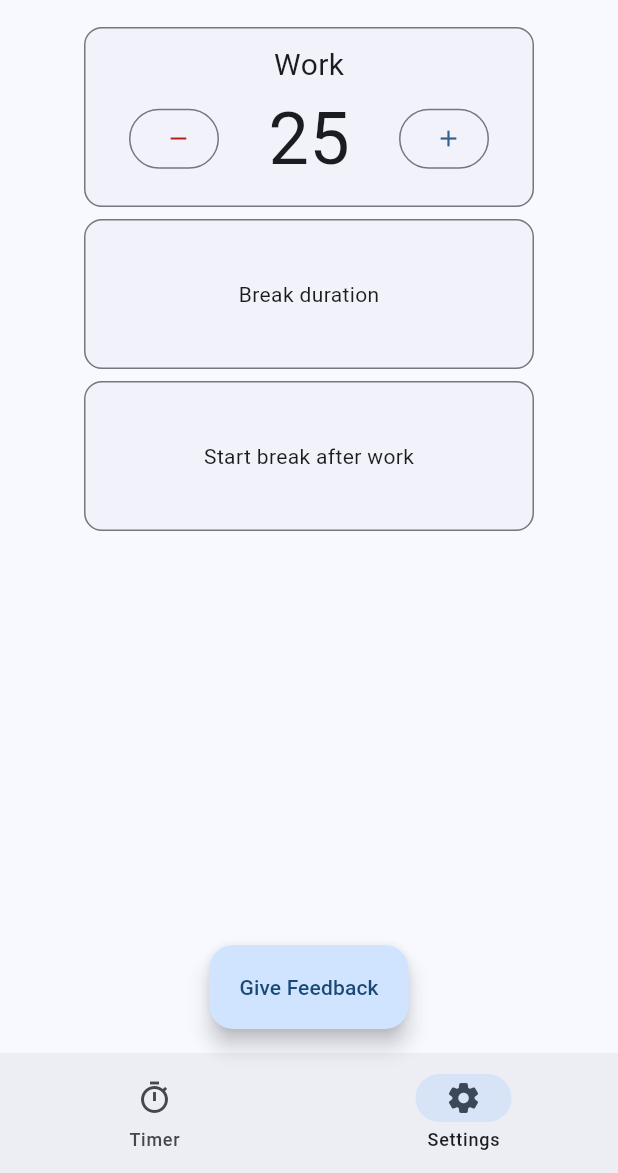
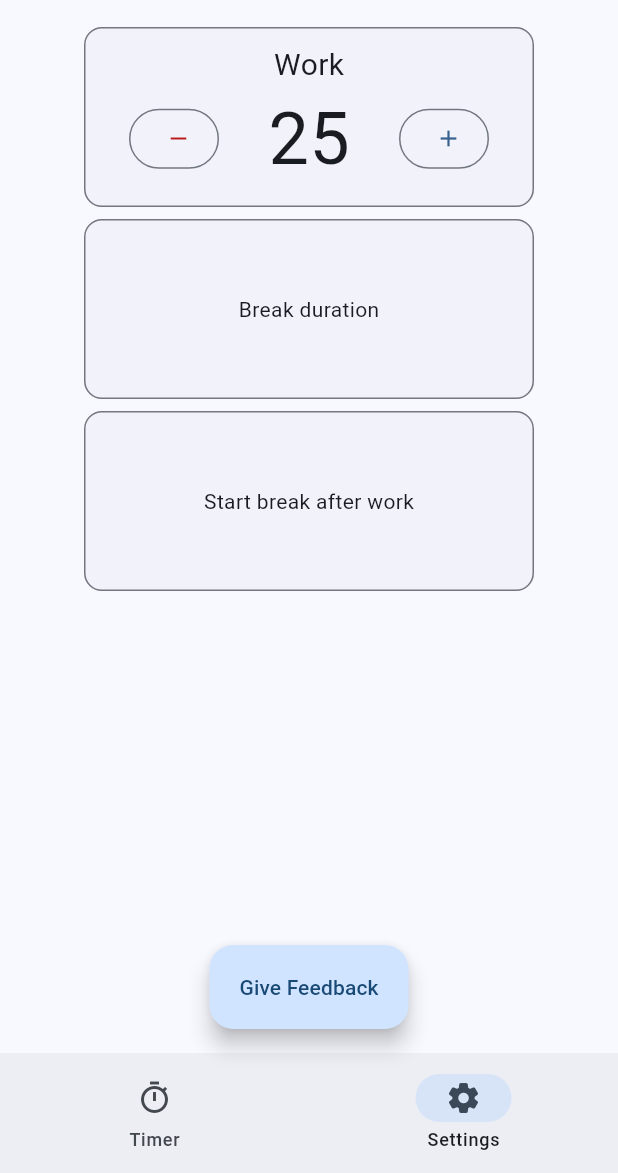
Before and after one commit to yhakamay/pomody, a Flutter app: the screen it shows after launch, item 2 of the bottom bar chosen, on a phone screen of 412 x 824 dp, the part 63-1236 px from its top. Run offline on Flutter 3.47's test engine with Material 2 defaults, Android fonts, the phone set to English and light mode, and no system bars; our stand-ins replace circular_countdown_timer, flutter_riverpod, hooks_riverpod.

Commit message:
Extract widgets in settings.dart

```diff
--- /dev/null
+++ b/lib/atoms/outlined_card.dart
@@ -0,0 +1,32 @@
+import 'package:flutter/material.dart';
+
+class OutlinedCard extends StatelessWidget {
+  const OutlinedCard({
+    Key? key,
+    required this.child,
+    required this.width,
+    required this.height,
+  }) : super(key: key);
+
+  final Widget? child;
+  final double width;
+  final double height;
+
+  @override
+  Widget build(BuildContext context) {
+    return Card(
+      elevation: 0,
+      shape: RoundedRectangleBorder(
+        side: BorderSide(
+          color: Theme.of(context).colorScheme.outline,
+        ),
+        borderRadius: const BorderRadius.all(Radius.circular(12)),
+      ),
+      child: SizedBox(
+        width: width,
+        height: height,
+        child: child,
+      ),
+    );
+  }
+}
--- /dev/null
+++ b/lib/molecules/break_duration_card.dart
@@ -0,0 +1,21 @@
+import 'package:flutter/material.dart';
+
+import '../atoms/outlined_card.dart';
+
+class BreakDurationCard extends StatelessWidget {
+  const BreakDurationCard({
+    Key? key,
+  }) : super(key: key);
+
+  @override
+  Widget build(BuildContext context) {
+    return const OutlinedCard(
+      width: 300,
+      height: 120,
+      child: Center(
+        // TODO: Implement
+        child: Text('Break duration'),
+      ),
+    );
+  }
+}
--- /dev/null
+++ b/lib/molecules/start_break_after_work_card.dart
@@ -0,0 +1,21 @@
+import 'package:flutter/material.dart';
+
+import '../atoms/outlined_card.dart';
+
+class StartBreakAfterWorkCard extends StatelessWidget {
+  const StartBreakAfterWorkCard({
+    Key? key,
+  }) : super(key: key);
+
+  @override
+  Widget build(BuildContext context) {
+    return const OutlinedCard(
+      width: 300,
+      height: 120,
+      child: Center(
+        // TODO: Implement
+        child: Text('Start break after work'),
+      ),
+    );
+  }
+}
--- /dev/null
+++ b/lib/molecules/work_duration_card.dart
@@ -0,0 +1,64 @@
+import 'package:flutter/material.dart';
+import 'package:hooks_riverpod/hooks_riverpod.dart';
+
+import '../atoms/outlined_card.dart';
+import '../providers/timer_provider.dart';
+
+class WorkDurationCard extends HookConsumerWidget {
+  const WorkDurationCard({
+    Key? key,
+  }) : super(key: key);
+
+  @override
+  Widget build(BuildContext context, WidgetRef ref) {
+    final timer = ref.watch(timerProvider);
+
+    return OutlinedCard(
+      width: 300,
+      height: 120,
+      child: Column(
+        mainAxisAlignment: MainAxisAlignment.center,
+        children: [
+          const Text(
+            'Work',
+            style: TextStyle(fontSize: 20),
+          ),
+          Row(
+            mainAxisAlignment: MainAxisAlignment.center,
+            children: [
+              SizedBox(
+                width: 60,
+                child: OutlinedButton(
+                  onPressed: timer.reduceWork,
+                  style: OutlinedButton.styleFrom(
+                    primary: Theme.of(context).colorScheme.error,
+                  ),
+                  child: const Icon(Icons.remove),
+                ),
+              ),
+              SizedBox(
+                width: 120,
+                child: Center(
+                  child: Text(
+                    '${timer.duration ~/ 60}',
+                    style: const TextStyle(fontSize: 48),
+                  ),
+                ),
+              ),
+              SizedBox(
+                width: 60,
+                child: OutlinedButton(
+                  onPressed: timer.addWork,
+                  style: OutlinedButton.styleFrom(
+                    primary: Theme.of(context).colorScheme.primary,
+                  ),
+                  child: const Icon(Icons.add),
+                ),
+              ),
+            ],
+          ),
+        ],
+      ),
+    );
+  }
+}
--- a/lib/organisms/settings.dart
+++ b/lib/organisms/settings.dart
@@ -1,113 +1,21 @@
 import 'package:flutter/material.dart';
-import 'package:hooks_riverpod/hooks_riverpod.dart';
 
-import '../providers/timer_provider.dart';
+import '../molecules/break_duration_card.dart';
+import '../molecules/start_break_after_work_card.dart';
+import '../molecules/work_duration_card.dart';
 
-class Settings extends HookConsumerWidget {
+class Settings extends StatelessWidget {
   const Settings({
     Key? key,
   }) : super(key: key);
 
   @override
-  Widget build(BuildContext context, WidgetRef ref) {
-    final timer = ref.watch(timerProvider);
-
+  Widget build(BuildContext context) {
     return Column(
-      children: [
-        Center(
-          child: Card(
-            elevation: 0,
-            shape: RoundedRectangleBorder(
-              side: BorderSide(
-                color: Theme.of(context).colorScheme.outline,
-              ),
-              borderRadius: const BorderRadius.all(Radius.circular(12)),
-            ),
-            child: SizedBox(
-              width: 300,
-              height: 120,
-              child: Column(
-                mainAxisAlignment: MainAxisAlignment.center,
-                children: [
-                  const Text(
-                    'Work',
-                    style: TextStyle(fontSize: 20),
-                  ),
-                  Row(
-                    mainAxisAlignment: MainAxisAlignment.center,
-                    children: [
-                      SizedBox(
-                        width: 60,
-                        child: OutlinedButton(
-                          onPressed: timer.reduceWork,
-                          style: OutlinedButton.styleFrom(
-                            primary: Theme.of(context).colorScheme.error,
-                          ),
-                          child: const Icon(Icons.remove),
-                        ),
-                      ),
-                      SizedBox(
-                        width: 120,
-                        child: Center(
-                          child: Text(
-                            '${timer.duration ~/ 60}',
-                            style: const TextStyle(fontSize: 48),
-                          ),
-                        ),
-                      ),
-                      SizedBox(
-                        width: 60,
-                        child: OutlinedButton(
-                          onPressed: timer.addWork,
-                          style: OutlinedButton.styleFrom(
-                            primary: Theme.of(context).colorScheme.primary,
-                          ),
-                          child: const Icon(Icons.add),
-                        ),
-                      ),
-                    ],
-                  ),
-                ],
-              ),
-            ),
-          ),
-        ),
-        Center(
-          child: Card(
-            elevation: 0,
-            shape: RoundedRectangleBorder(
-              side: BorderSide(
-                color: Theme.of(context).colorScheme.outline,
-              ),
-              borderRadius: const BorderRadius.all(Radius.circular(12)),
-            ),
-            child: const SizedBox(
-              width: 300,
-              height: 100,
-              child: Center(
-                child: Text('Break duration'),
-              ),
-            ),
-          ),
-        ),
-        Center(
-          child: Card(
-            elevation: 0,
-            shape: RoundedRectangleBorder(
-              side: BorderSide(
-                color: Theme.of(context).colorScheme.outline,
-              ),
-              borderRadius: const BorderRadius.all(Radius.circular(12)),
-            ),
-            child: const SizedBox(
-              width: 300,
-              height: 100,
-              child: Center(
-                child: Text('Start break after work'),
-              ),
-            ),
-          ),
-        ),
+      children: const [
+        Center(child: WorkDurationCard()),
+        Center(child: BreakDurationCard()),
+        Center(child: StartBreakAfterWorkCard()),
       ],
     );
   }
```
